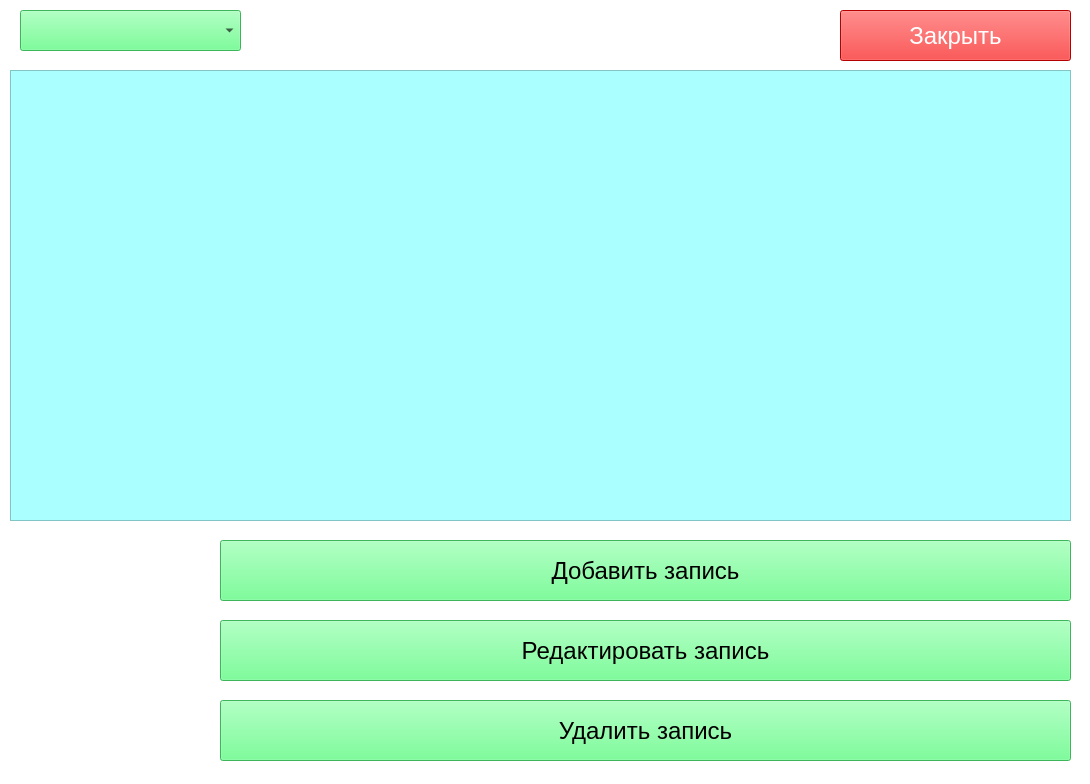
First picture: the form in main.ui, repository izbasarovalmaz/YchPrakt, before the edit.
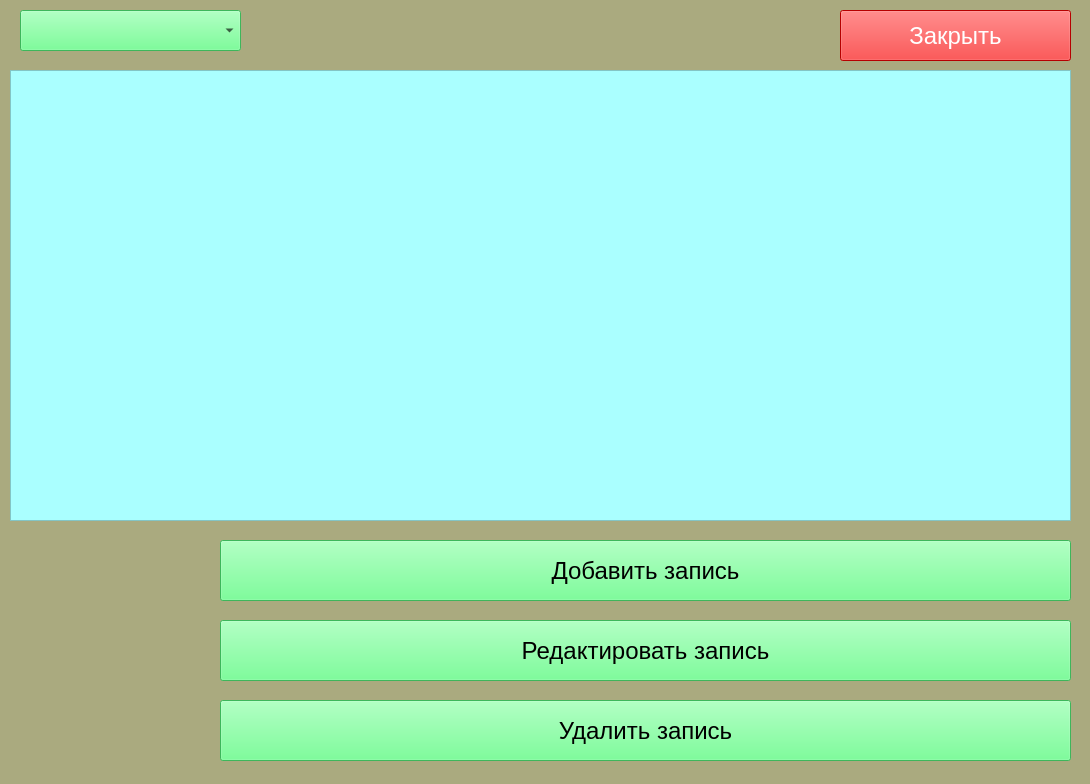
Second picture: the form after the edit. Icons and pictures are not drawn.

Diff of the .ui file:
```diff
--- a/main.ui
+++ b/main.ui
@@ -14,7 +14,8 @@
    <string>Главное окно</string>
   </property>
   <property name="styleSheet">
-   <string notr="true">background-color: rgb(255, 255, 255);</string>
+   <string notr="true">background-color: rgb(255, 255, 255);
+background-color: rgb(170, 170, 127);</string>
   </property>
   <widget class="QPushButton" name="pushButton">
    <property name="geometry">
```
